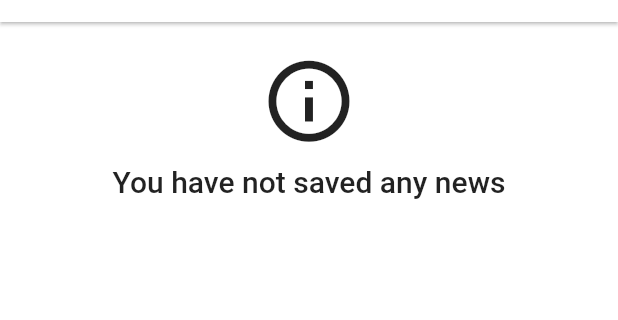
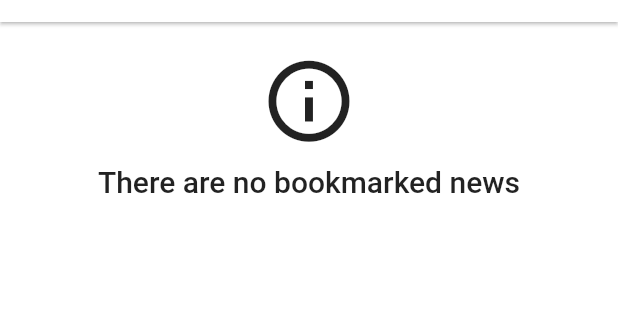
Before and after one commit to VaishnavDatir/Flutter-NewsBucket, a Flutter app: the screen it shows after launch, in the side drawer, after a tap on "Saved News", on a phone screen of 412 x 824 dp, the part 62-382 px from its top. Run offline on Flutter 3.47's test engine with Material 2 defaults, Android fonts, the light colour scheme and no system bars; our stand-ins replace carousel_slider, google_fonts, share, shared_preferences, shimmer, sqflite and 1 more; accounts and stored records are empty; network calls fail; Roboto replaces fonts that are missing (Ubuntu); statements that could not run were skipped.

Commit message:
v1.10  -enhanced features

```diff
--- a/lib/helpers/themehelper.dart
+++ b/lib/helpers/themehelper.dart
@@ -54,6 +54,7 @@ class AppTheme {
             iconTheme:
                 ThemeData.light().iconTheme.copyWith(color: Colors.blue[900])),
         // splashColor: Colors.grey[50],
+        dividerTheme: DividerThemeData(thickness: 1.2, space: 7),
         scaffoldBackgroundColor: Colors.white,
         pageTransitionsTheme: PageTransitionsTheme(
             builders: {TargetPlatform.android: CustomPageTransitionBuilder()}),
@@ -72,7 +73,8 @@ class AppTheme {
                 ThemeData.dark().iconTheme.copyWith(color: Colors.blue[700])),
         scaffoldBackgroundColor: Colors.black,
         accentColor: Colors.blue,
-        dividerColor: Colors.blue[800],
+        dividerTheme:
+            DividerThemeData(thickness: 1.2, color: Colors.blue[800], space: 7),
         pageTransitionsTheme: PageTransitionsTheme(
             builders: {TargetPlatform.android: CustomPageTransitionBuilder()}),
       );
--- a/lib/screens/bookmark_screen.dart
+++ b/lib/screens/bookmark_screen.dart
@@ -48,7 +48,7 @@ class _BookMarkScreenState extends State<BookMarkScreen> {
                             height: 10,
                           ),
                           const Text(
-                            "You have not saved any news",
+                            "There are no bookmarked news",
                             textAlign: TextAlign.center,
                             style: TextStyle(
                                 fontSize: 20, fontWeight: FontWeight.w500),
--- a/lib/widgets/appdrawer.dart
+++ b/lib/widgets/appdrawer.dart
@@ -35,18 +35,18 @@ class _AppDrawerState extends State<AppDrawer> {
           child: Column(
             crossAxisAlignment: CrossAxisAlignment.start,
             children: [
-              /* Padding(
+              Padding(
                   padding: EdgeInsets.only(
                       left: 15, top: MediaQuery.of(context).padding.top + 10),
                   child: AppTitle()),
-              Divider(), */
-              Container(
+              Divider(),
+              /* Container(
                 width: double.infinity,
                 child: Image.asset(
                   "dev_assets/NewsBucketLogo.png",
                   fit: BoxFit.fitWidth,
                 ),
-              ),
+              ), */
               SwitchListTile(
                 title: const Text(
                   "Dark Mode",
@@ -92,7 +92,7 @@ class _AppDrawerState extends State<AppDrawer> {
                                 child: Column(
                                   children: [
                                     const AppTitle(),
-                                    const Text("v1.9 Android"),
+                                    const Text("v1.10 Android"),
                                     const SizedBox(height: 7),
                                     const Text(
                                       "NewsBucket is a news app that selects latest and best news from national sources and summarises them to present in a short.",
--- a/lib/widgets/hero_fadeinimage_widget.dart
+++ b/lib/widgets/hero_fadeinimage_widget.dart
@@ -1,4 +1,6 @@
 import 'package:flutter/material.dart';
+
+import '../widgets/image_not_ava.dart';
 
 class HeroAndFadeInImage extends StatelessWidget {
   final String newsArticalTitle;
@@ -19,6 +21,9 @@ class HeroAndFadeInImage extends StatelessWidget {
         image: NetworkImage(
           newsArticalImageURL,
         ),
+        imageErrorBuilder: (context, error, stackTrace) => ImageNotAvaWidget(
+          isBig: false,
+        ),
       ),
     );
   }
--- a/lib/widgets/loading_screen_widget.dart
+++ b/lib/widgets/loading_screen_widget.dart
@@ -18,7 +18,7 @@ class LoadingScreenWidget extends StatelessWidget {
               crossAxisAlignment: CrossAxisAlignment.start,
               children: [
                 Container(
-                  width: MediaQuery.of(context).size.width - 50,
+                  width: MediaQuery.of(context).size.width * 0.6,
                   height: 15,
                   color: Colors.white,
                 ),
@@ -26,7 +26,9 @@ class LoadingScreenWidget extends StatelessWidget {
                 Container(
                   width: MediaQuery.of(context).size.width,
                   height: 230,
-                  color: Colors.white,
+                  decoration: BoxDecoration(
+                      color: Colors.white,
+                      borderRadius: BorderRadius.all(Radius.circular(7))),
                 ),
                 SizedBox(height: 7),
                 Container(
@@ -42,13 +44,13 @@ class LoadingScreenWidget extends StatelessWidget {
                 ),
                 SizedBox(height: 3),
                 Container(
-                  width: MediaQuery.of(context).size.width - 10,
+                  width: MediaQuery.of(context).size.width * 0.7,
                   height: 15,
                   color: Colors.white,
                 ),
                 SizedBox(height: 13),
                 Container(
-                  width: MediaQuery.of(context).size.width - 50,
+                  width: MediaQuery.of(context).size.width * 0.6,
                   height: 15,
                   color: Colors.white,
                 ),
@@ -63,8 +65,11 @@ class LoadingScreenWidget extends StatelessWidget {
                       children: [
                         Container(
                           width: 120.0,
-                          height: 70.0,
-                          color: Colors.white,
+                          height: 85.0,
+                          decoration: BoxDecoration(
+                              color: Colors.white,
+                              borderRadius:
+                                  BorderRadius.all(Radius.circular(5))),
                         ),
                         const Padding(
                           padding: EdgeInsets.symmetric(horizontal: 8.0),
--- a/lib/widgets/news_article_display_widget.dart
+++ b/lib/widgets/news_article_display_widget.dart
@@ -33,7 +33,10 @@ class NewsArticleDisplayWidget extends StatelessWidget {
         },
         child: Padding(
           padding: const EdgeInsets.only(
-              left: 8.0, right: 8.0, top: 8.0, bottom: 5.0),
+            left: 8.0,
+            right: 8.0,
+            top: 8.0,
+          ),
           child: Container(
             child: Column(
               children: [
--- a/lib/widgets/screen_news_widget.dart
+++ b/lib/widgets/screen_news_widget.dart
@@ -31,7 +31,7 @@ class ScreenNewsWidget extends StatelessWidget {
           ],
           options: CarouselOptions(
               autoPlay: true,
-              height: 300,
+              height: 290,
               viewportFraction: 1,
               enlargeCenterPage: true,
               enableInfiniteScroll: false),
--- a/pubspec.yaml
+++ b/pubspec.yaml
@@ -15,7 +15,7 @@ publish_to: 'none' # Remove this line if you wish to publish to pub.dev
 # In iOS, build-name is used as CFBundleShortVersionString while build-number used as CFBundleVersion.
 # Read more about iOS versioning at
 # https://developer.apple.com/library/archive/documentation/General/Reference/InfoPlistKeyReference/Articles/CoreFoundationKeys.html
-version: 1.9.2+1
+version: 1.10.0+1
 
 environment:
   sdk: ">=2.7.0 <3.0.0"
```
Also changed, not shown: lib/providers/categoryProvider.dart (+8 -9 lines), lib/screens/news_display.dart (+18 -11 lines), pubspec.lock, 2 other files.
